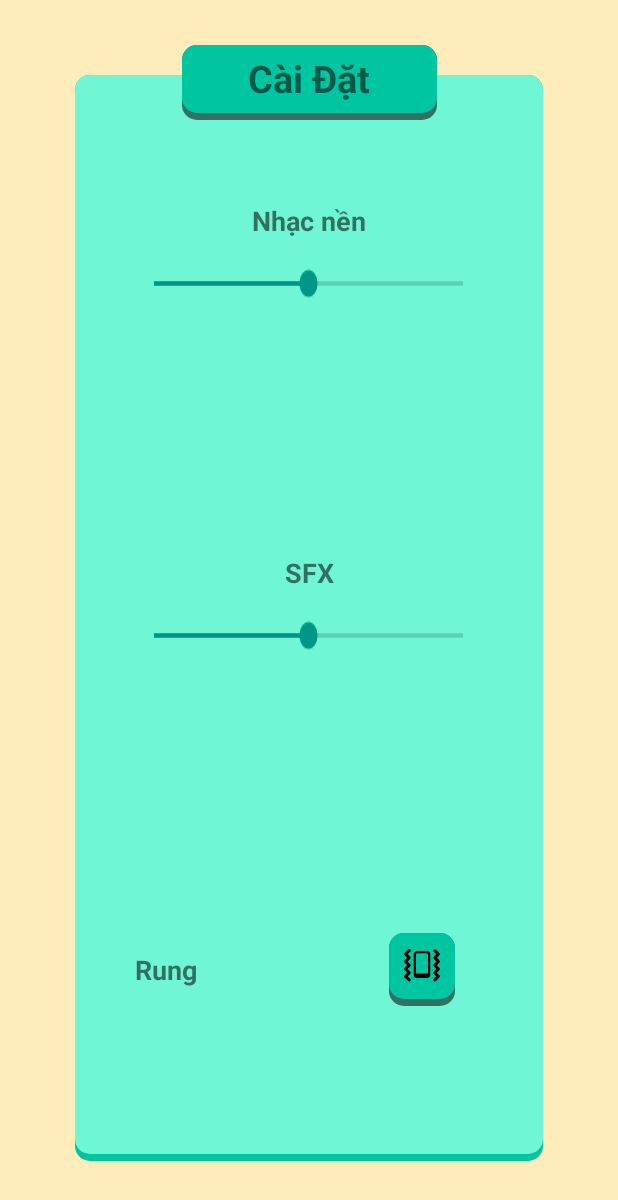
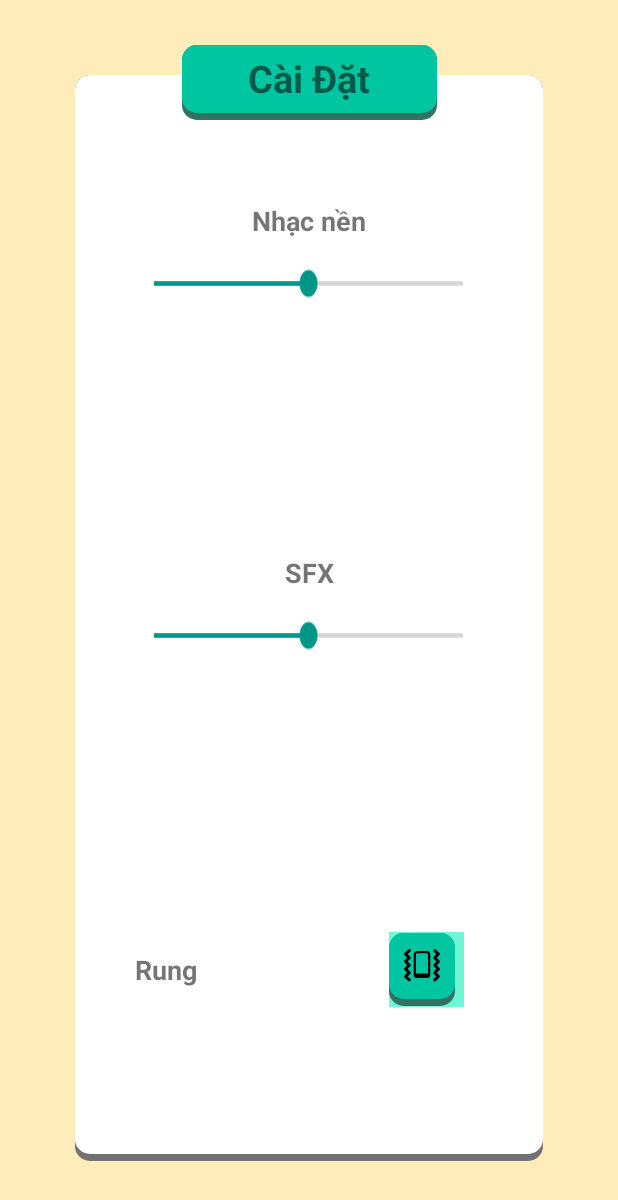
Before and after one commit to AndroidN21/Android-SeaHorses, an Android app: the SettingMenuActivity screen opened directly, with no data from a screen before it, on a phone screen of 412 x 824 dp. Shown: the top 1200 px of the screen. Run offline under Robolectric (Android 15) with nearby library versions, the phone set to English and light mode, and no system bars; Roboto replaces fonts that are not available here.

Commit message:
update dialog color

```diff
--- /dev/null
+++ b/SourceCode/app/src/main/res/drawable/rounded_dialog.xml
@@ -0,0 +1,25 @@
+<?xml version="1.0" encoding="utf-8"?>
+<selector xmlns:android="http://schemas.android.com/apk/res/android">
+    <item>
+        <layer-list>
+            <!--Shadow-->
+            <item>
+                <shape>
+                    <corners android:radius="10dp" />
+                    <solid android:color="#717171" />
+                </shape>
+            </item>
+            <item android:bottom="5dp"  android:text="Subject2">
+                <shape>
+                    <solid android:color="#FFFFFF" />
+                    <corners android:radius="10dp" />
+                    <padding
+                        android:bottom="10dp"
+                        android:left="10dp"
+                        android:right="10dp"
+                        android:top="10dp" />
+                </shape>
+            </item>
+        </layer-list>
+    </item>
+</selector>
--- a/SourceCode/app/src/main/res/layout/activity_rule.xml
+++ b/SourceCode/app/src/main/res/layout/activity_rule.xml
@@ -12,7 +12,7 @@
         android:layout_width="match_parent"
         android:layout_height="match_parent"
         android:layout_margin="50dp"
-        android:background="@drawable/btn">
+        android:background="@drawable/rounded_dialog">
 
         <LinearLayout
             android:id="@+id/linearLayout1"
--- a/SourceCode/app/src/main/res/layout/activity_setting.xml
+++ b/SourceCode/app/src/main/res/layout/activity_setting.xml
@@ -14,7 +14,7 @@
         android:layout_width="match_parent"
         android:layout_height="match_parent"
         android:layout_margin="50dp"
-        android:background="@drawable/btn"
+        android:background="@drawable/rounded_dialog"
 
 
         android:orientation="vertical"
```
